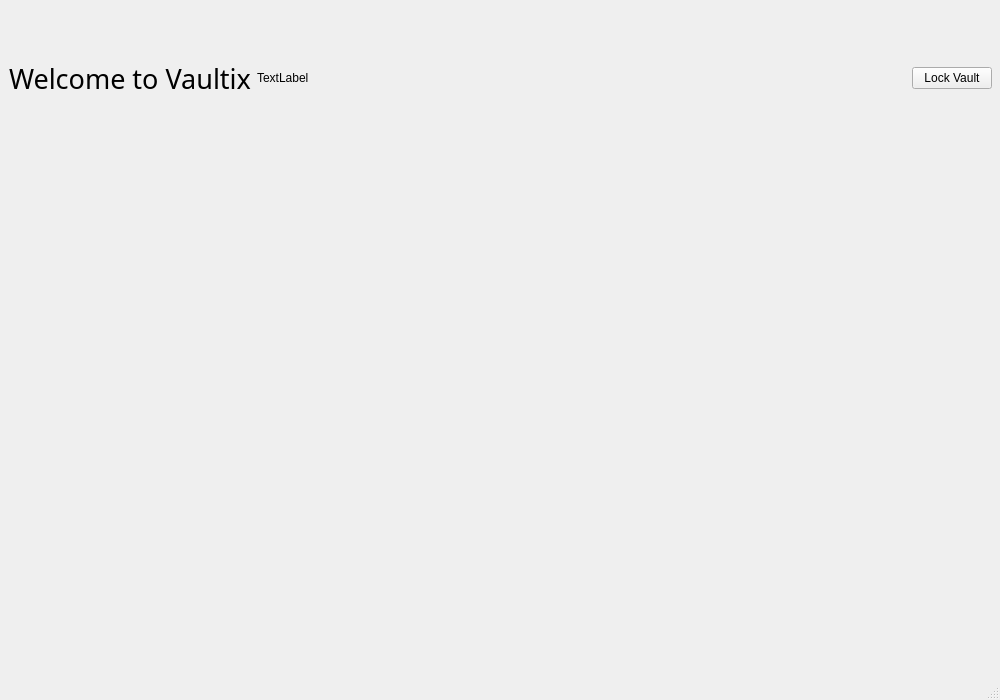
Old version of the form ui/dashboard.ui in the repository Haakim19/vaultix.
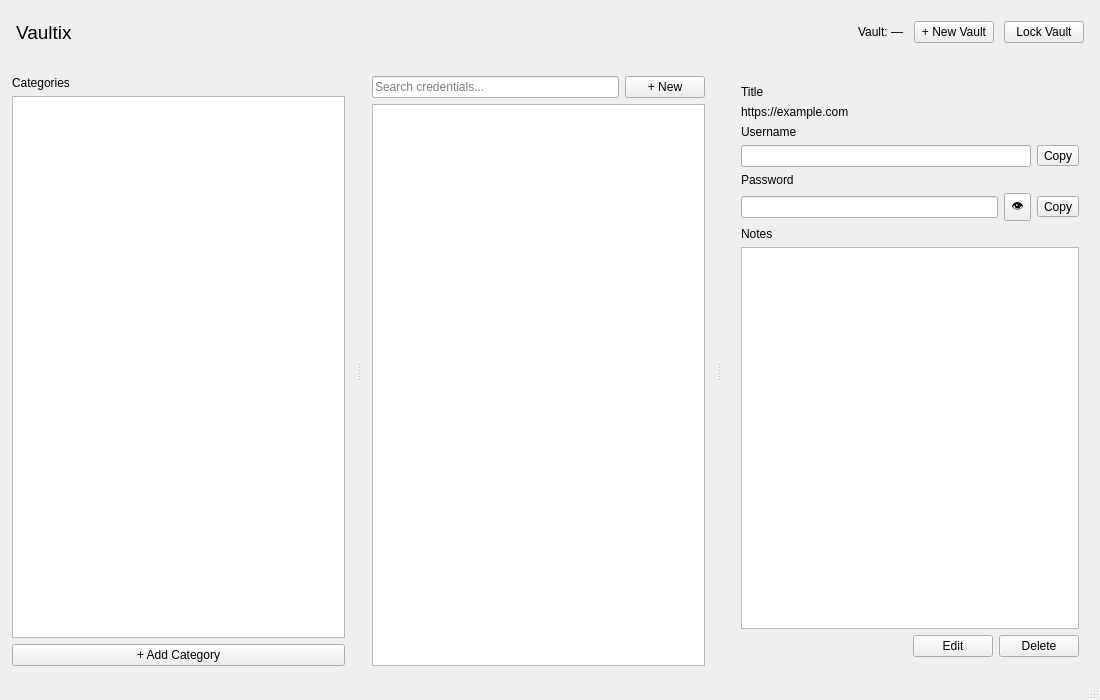
New version of the form. The open tabs and pages were chosen to show the change.

Commit message: almost finished UI for dashboard

```diff
--- a/ui/dashboard.ui
+++ b/ui/dashboard.ui
@@ -6,7 +6,7 @@
    <rect>
     <x>0</x>
     <y>0</y>
-    <width>1000</width>
+    <width>1100</width>
     <height>700</height>
    </rect>
   </property>
@@ -14,79 +14,455 @@
    <string>MainWindow</string>
   </property>
   <widget class="QWidget" name="centralwidget">
-   <widget class="QWidget" name="">
-    <property name="geometry">
-     <rect>
-      <x>0</x>
-      <y>0</y>
-      <width>1001</width>
-      <height>641</height>
-     </rect>
+   <layout class="QVBoxLayout" name="centralLayout">
+    <property name="spacing">
+     <number>0</number>
     </property>
-    <layout class="QVBoxLayout" name="verticalLayout_2">
-     <item>
-      <widget class="QWidget" name="topbar" native="true">
-       <layout class="QHBoxLayout" name="horizontalLayout_4">
+    <property name="leftMargin">
+     <number>0</number>
+    </property>
+    <property name="topMargin">
+     <number>0</number>
+    </property>
+    <property name="rightMargin">
+     <number>0</number>
+    </property>
+    <property name="bottomMargin">
+     <number>0</number>
+    </property>
+    <item>
+     <widget class="QWidget" name="topBar" native="true">
+      <property name="maximumSize">
+       <size>
+        <width>16777215</width>
+        <height>64</height>
+       </size>
+      </property>
+      <layout class="QHBoxLayout" name="topBarLayout">
+       <property name="spacing">
+        <number>10</number>
+       </property>
+       <property name="leftMargin">
+        <number>16</number>
+       </property>
+       <property name="topMargin">
+        <number>10</number>
+       </property>
+       <property name="rightMargin">
+        <number>16</number>
+       </property>
+       <property name="bottomMargin">
+        <number>10</number>
+       </property>
+       <item>
+        <widget class="QLabel" name="appTitleLabel">
+         <property name="font">
+          <font>
+           <pointsize>14</pointsize>
+          </font>
+         </property>
+         <property name="text">
+          <string>Vaultix</string>
+         </property>
+        </widget>
+       </item>
+       <item>
+        <spacer name="topBarSpacer">
+         <property name="orientation">
+          <enum>Qt::Orientation::Horizontal</enum>
+         </property>
+         <property name="sizeHint" stdset="0">
+          <size>
+           <width>40</width>
+           <height>20</height>
+          </size>
+         </property>
+        </spacer>
+       </item>
+       <item>
+        <widget class="QLabel" name="vaultNameLabel">
+         <property name="text">
+          <string>Vault: —</string>
+         </property>
+        </widget>
+       </item>
+       <item>
+        <widget class="QPushButton" name="newVaultButton">
+         <property name="cursor">
+          <cursorShape>PointingHandCursor</cursorShape>
+         </property>
+         <property name="text">
+          <string>+ New Vault</string>
+         </property>
+        </widget>
+       </item>
+       <item>
+        <widget class="QPushButton" name="lockVaultButton">
+         <property name="cursor">
+          <cursorShape>PointingHandCursor</cursorShape>
+         </property>
+         <property name="text">
+          <string>Lock Vault</string>
+         </property>
+        </widget>
+       </item>
+      </layout>
+     </widget>
+    </item>
+    <item>
+     <widget class="QSplitter" name="mainSplitter">
+      <property name="orientation">
+       <enum>Qt::Orientation::Horizontal</enum>
+      </property>
+      <property name="handleWidth">
+       <number>3</number>
+      </property>
+      <property name="childrenCollapsible">
+       <bool>false</bool>
+      </property>
+      <widget class="QWidget" name="leftPanel" native="true">
+       <layout class="QVBoxLayout" name="leftPanelLayout">
+        <property name="leftMargin">
+         <number>12</number>
+        </property>
+        <property name="topMargin">
+         <number>12</number>
+        </property>
+        <property name="rightMargin">
+         <number>12</number>
+        </property>
+        <property name="bottomMargin">
+         <number>12</number>
+        </property>
         <item>
-         <widget class="QLabel" name="appTitleLabel">
-          <property name="minimumSize">
-           <size>
-            <width>121</width>
-            <height>41</height>
-           </size>
-          </property>
-          <property name="font">
-           <font>
-            <family>Sans Serif</family>
-            <pointsize>20</pointsize>
-           </font>
-          </property>
+         <widget class="QLabel" name="categoriesLabel">
           <property name="text">
-           <string>Welcome to Vaultix</string>
+           <string>Categories</string>
           </property>
          </widget>
         </item>
         <item>
-         <widget class="QLabel" name="vaultLabel">
+         <widget class="QListWidget" name="categoryList"/>
+        </item>
+        <item>
+         <widget class="QPushButton" name="addCategoryButton">
+          <property name="cursor">
+           <cursorShape>PointingHandCursor</cursorShape>
+          </property>
           <property name="text">
-           <string>TextLabel</string>
+           <string>+ Add Category</string>
           </property>
          </widget>
         </item>
+       </layout>
+      </widget>
+      <widget class="QWidget" name="middlePanel" native="true">
+       <layout class="QVBoxLayout" name="middlePanelLayout">
+        <property name="leftMargin">
+         <number>12</number>
+        </property>
+        <property name="topMargin">
+         <number>12</number>
+        </property>
+        <property name="rightMargin">
+         <number>12</number>
+        </property>
+        <property name="bottomMargin">
+         <number>12</number>
+        </property>
         <item>
-         <spacer name="horizontalSpacer_2">
-          <property name="orientation">
-           <enum>Qt::Orientation::Horizontal</enum>
-          </property>
-          <property name="sizeHint" stdset="0">
-           <size>
-            <width>40</width>
-            <height>20</height>
-           </size>
-          </property>
-         </spacer>
+         <widget class="QWidget" name="searchBar" native="true">
+          <layout class="QHBoxLayout" name="searchBarLayout">
+           <property name="leftMargin">
+            <number>0</number>
+           </property>
+           <property name="topMargin">
+            <number>0</number>
+           </property>
+           <property name="rightMargin">
+            <number>0</number>
+           </property>
+           <property name="bottomMargin">
+            <number>0</number>
+           </property>
+           <item>
+            <widget class="QLineEdit" name="searchInput">
+             <property name="placeholderText">
+              <string>Search credentials...</string>
+             </property>
+             <property name="clearButtonEnabled">
+              <bool>true</bool>
+             </property>
+            </widget>
+           </item>
+           <item>
+            <widget class="QPushButton" name="newCredentialButton">
+             <property name="cursor">
+              <cursorShape>PointingHandCursor</cursorShape>
+             </property>
+             <property name="text">
+              <string>+ New</string>
+             </property>
+            </widget>
+           </item>
+          </layout>
+         </widget>
         </item>
         <item>
-         <widget class="QPushButton" name="lockVault">
-          <property name="text">
-           <string>Lock Vault</string>
-          </property>
+         <widget class="QListWidget" name="credentialList"/>
+        </item>
+       </layout>
+      </widget>
+      <widget class="QWidget" name="rightPanel" native="true">
+       <layout class="QVBoxLayout" name="rightPanelLayout">
+        <property name="leftMargin">
+         <number>12</number>
+        </property>
+        <property name="topMargin">
+         <number>12</number>
+        </property>
+        <property name="rightMargin">
+         <number>12</number>
+        </property>
+        <property name="bottomMargin">
+         <number>12</number>
+        </property>
+        <item>
+         <widget class="QStackedWidget" name="detailStack">
+          <widget class="QWidget" name="emptyStatePage">
+           <layout class="QVBoxLayout" name="emptyStateLayout">
+            <item>
+             <spacer name="emptyTopSpacer">
+              <property name="orientation">
+               <enum>Qt::Orientation::Vertical</enum>
+              </property>
+              <property name="sizeHint" stdset="0">
+               <size>
+                <width>20</width>
+                <height>40</height>
+               </size>
+              </property>
+             </spacer>
+            </item>
+            <item>
+             <widget class="QLabel" name="emptyStateLabel">
+              <property name="text">
+               <string>Select a credential to view details
+or click &quot;+ New&quot; to add one</string>
+              </property>
+              <property name="alignment">
+               <set>Qt::AlignmentFlag::AlignCenter</set>
+              </property>
+              <property name="wordWrap">
+               <bool>true</bool>
+              </property>
+             </widget>
+            </item>
+            <item>
+             <spacer name="emptyBottomSpacer">
+              <property name="orientation">
+               <enum>Qt::Orientation::Vertical</enum>
+              </property>
+              <property name="sizeHint" stdset="0">
+               <size>
+                <width>20</width>
+                <height>40</height>
+               </size>
+              </property>
+             </spacer>
+            </item>
+           </layout>
+          </widget>
+          <widget class="QWidget" name="detailPage">
+           <layout class="QVBoxLayout" name="detailPageLayout">
+            <item>
+             <widget class="QLabel" name="titleLabel">
+              <property name="text">
+               <string>Title</string>
+              </property>
+             </widget>
+            </item>
+            <item>
+             <widget class="QLabel" name="websiteLabel">
+              <property name="text">
+               <string>https://example.com</string>
+              </property>
+              <property name="openExternalLinks">
+               <bool>true</bool>
+              </property>
+             </widget>
+            </item>
+            <item>
+             <widget class="QLabel" name="usernameHeader">
+              <property name="text">
+               <string>Username</string>
+              </property>
+             </widget>
+            </item>
+            <item>
+             <widget class="QWidget" name="usernameRow" native="true">
+              <layout class="QHBoxLayout" name="usernameRowLayout">
+               <property name="leftMargin">
+                <number>0</number>
+               </property>
+               <property name="topMargin">
+                <number>0</number>
+               </property>
+               <property name="rightMargin">
+                <number>0</number>
+               </property>
+               <property name="bottomMargin">
+                <number>0</number>
+               </property>
+               <item>
+                <widget class="QLineEdit" name="usernameField">
+                 <property name="readOnly">
+                  <bool>true</bool>
+                 </property>
+                </widget>
+               </item>
+               <item>
+                <widget class="QToolButton" name="copyUsernameButton">
+                 <property name="cursor">
+                  <cursorShape>PointingHandCursor</cursorShape>
+                 </property>
+                 <property name="text">
+                  <string>Copy</string>
+                 </property>
+                </widget>
+               </item>
+              </layout>
+             </widget>
+            </item>
+            <item>
+             <widget class="QLabel" name="passwordHeader">
+              <property name="text">
+               <string>Password</string>
+              </property>
+             </widget>
+            </item>
+            <item>
+             <widget class="QWidget" name="passwordRow" native="true">
+              <layout class="QHBoxLayout" name="passwordRowLayout">
+               <property name="leftMargin">
+                <number>0</number>
+               </property>
+               <property name="topMargin">
+                <number>0</number>
+               </property>
+               <property name="rightMargin">
+                <number>0</number>
+               </property>
+               <property name="bottomMargin">
+                <number>0</number>
+               </property>
+               <item>
+                <widget class="QLineEdit" name="passwordField">
+                 <property name="echoMode">
+                  <enum>QLineEdit::EchoMode::Password</enum>
+                 </property>
+                 <property name="readOnly">
+                  <bool>true</bool>
+                 </property>
+                </widget>
+               </item>
+               <item>
+                <widget class="QToolButton" name="revealButton">
+                 <property name="cursor">
+                  <cursorShape>PointingHandCursor</cursorShape>
+                 </property>
+                 <property name="text">
+                  <string>👁</string>
+                 </property>
+                </widget>
+               </item>
+               <item>
+                <widget class="QToolButton" name="copyPasswordButton">
+                 <property name="cursor">
+                  <cursorShape>PointingHandCursor</cursorShape>
+                 </property>
+                 <property name="text">
+                  <string>Copy</string>
+                 </property>
+                </widget>
+               </item>
+              </layout>
+             </widget>
+            </item>
+            <item>
+             <widget class="QLabel" name="notesHeader">
+              <property name="text">
+               <string>Notes</string>
+              </property>
+             </widget>
+            </item>
+            <item>
+             <widget class="QPlainTextEdit" name="notesField">
+              <property name="readOnly">
+               <bool>true</bool>
+              </property>
+             </widget>
+            </item>
+            <item>
+             <widget class="QWidget" name="actionRow" native="true">
+              <layout class="QHBoxLayout" name="actionRowLayout">
+               <property name="leftMargin">
+                <number>0</number>
+               </property>
+               <property name="topMargin">
+                <number>0</number>
+               </property>
+               <property name="rightMargin">
+                <number>0</number>
+               </property>
+               <property name="bottomMargin">
+                <number>0</number>
+               </property>
+               <item>
+                <spacer name="actionSpacer">
+                 <property name="orientation">
+                  <enum>Qt::Orientation::Horizontal</enum>
+                 </property>
+                 <property name="sizeHint" stdset="0">
+                  <size>
+                   <width>40</width>
+                   <height>20</height>
+                  </size>
+                 </property>
+                </spacer>
+               </item>
+               <item>
+                <widget class="QPushButton" name="editButton">
+                 <property name="cursor">
+                  <cursorShape>PointingHandCursor</cursorShape>
+                 </property>
+                 <property name="text">
+                  <string>Edit</string>
+                 </property>
+                </widget>
+               </item>
+               <item>
+                <widget class="QPushButton" name="deleteButton">
+                 <property name="cursor">
+                  <cursorShape>PointingHandCursor</cursorShape>
+                 </property>
+                 <property name="text">
+                  <string>Delete</string>
+                 </property>
+                </widget>
+               </item>
+              </layout>
+             </widget>
+            </item>
+           </layout>
+          </widget>
          </widget>
         </item>
        </layout>
       </widget>
-     </item>
-     <item>
-      <widget class="QWidget" name="leftPanel" native="true"/>
-     </item>
-     <item>
-      <widget class="QWidget" name="middlePanel" native="true"/>
-     </item>
-     <item>
-      <widget class="QWidget" name="rightPanel" native="true"/>
-     </item>
-    </layout>
-   </widget>
+     </widget>
+    </item>
+   </layout>
   </widget>
   <widget class="QMenuBar" name="menubar">
    <property name="geometry">
```
Left out of the diff: 4 changed lines with no effect on the pictures.
